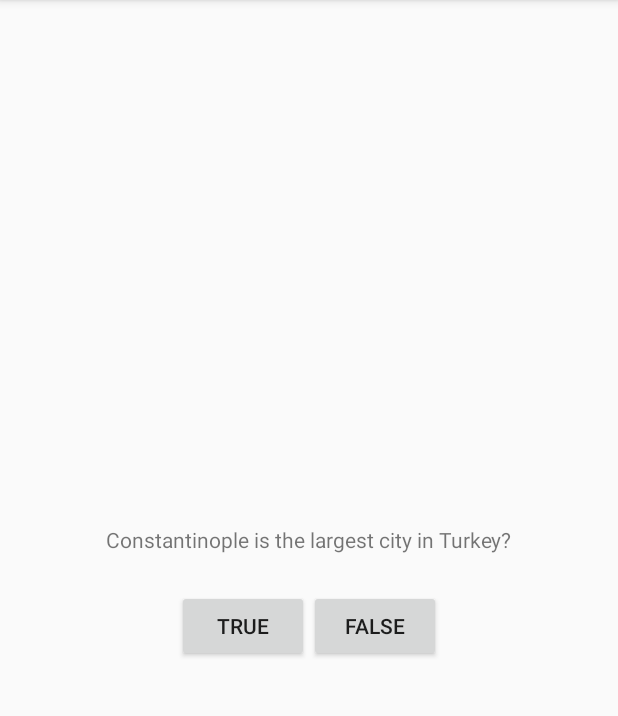
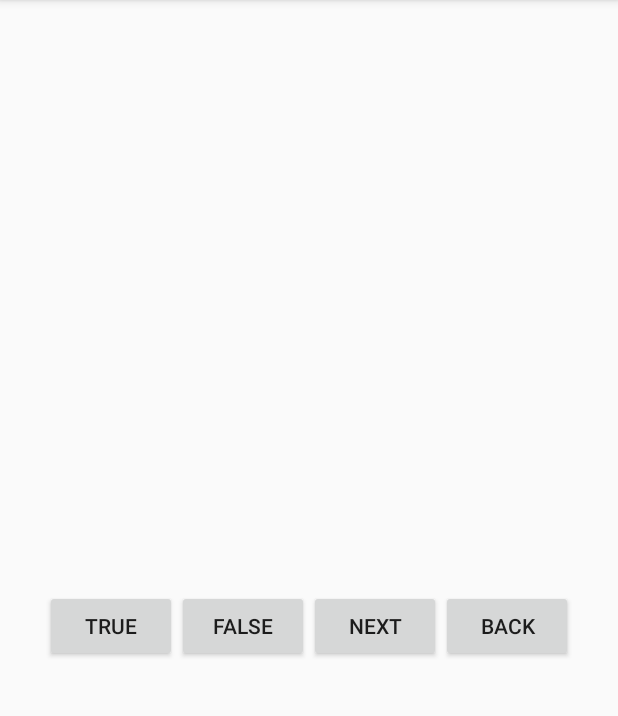
Before and after one commit to shinabarger/Geography-Quiz-App, an Android app: the screen it shows after launch (QuizActivity), on a phone screen of 412 x 824 dp, the part 84-800 px from its top. Run offline under Robolectric (Android 15) with nearby library versions, the phone set to English and light mode, and no system bars.

Commit message:
add additional buttons, corresponding string resources, and removed a generic textview

```diff
--- a/app/src/main/res/layout/activity_quiz.xml
+++ b/app/src/main/res/layout/activity_quiz.xml
@@ -10,8 +10,8 @@
         android:layout_width="wrap_content"
         android:layout_height="wrap_content"
         android:padding="24dp"
-        android:text="@string/question_text"/>
-
+        android:id="@+id/quiz_question_text_view"
+        />
     <LinearLayout
         android:layout_width="wrap_content"
         android:layout_height="wrap_content"
@@ -28,7 +28,17 @@
             android:layout_width="wrap_content"
             android:layout_height="wrap_content"
             android:text="@string/false_button"/>
+        <Button
+            android:id="@+id/next_button"
+            android:text="@string/next_button"
+            android:layout_width="wrap_content"
+            android:layout_height="wrap_content" />
 
+        <Button
+            android:id="@+id/previous_button"
+            android:text="@string/back_button"
+            android:layout_width="wrap_content"
+            android:layout_height="wrap_content" />
     </LinearLayout>
 
 
--- a/app/src/main/res/values/strings.xml
+++ b/app/src/main/res/values/strings.xml
@@ -1,7 +1,5 @@
 <resources>
     <string name="app_name">GeoQuiz</string>
-
-    <string name="question_text">Constantinople is the largest city in Turkey?</string>
 
     //now when you refer to this true_botton string you will get the literal string "TRUE"
     <string name="true_button">TRUE</string>
@@ -9,4 +7,12 @@
 
     <string name="correct_toast">CORRECT!</string>
     <string name="incorrect_toast">Wrong. Try again.</string>
+    <string name="next_button">NEXT</string>
+    <string name="back_button">BACK</string>
+    <string name="question1">THE PACIFIC OCEAN IS LARGER THAN THE ATLANTIC OCEAN</string>
+    <string name="question2">THE SUEZ CANAL CONNECTS THE RED SEA AND THE INDIAN OCEAN</string>
+    <string name="question3">THE SOURCE OF THE NILE RIVER IS IN EGYPT</string>
+    <string name="question4">THE AMAZON RIVER IS THE LONGEST RIVER IN NORTH AND SOUTH AMERICA</string>
+    <string name="question5">LAKE BAIKAL IS THE WORLD\'S OLDEST AND DEEPEST FRESHWATER LAKE</string>
+
 </resources>
```
Also changed, not shown: app/src/main/java/com/bignerdranch/android/geoquiz/Question.java (added, +35 -0 lines).
